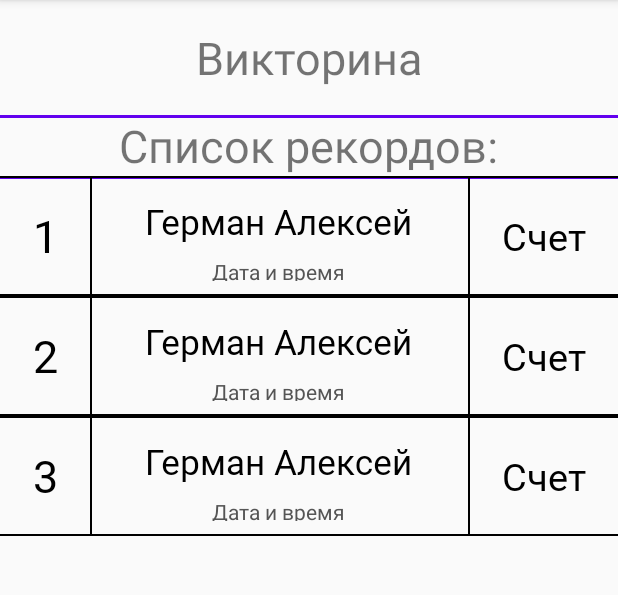
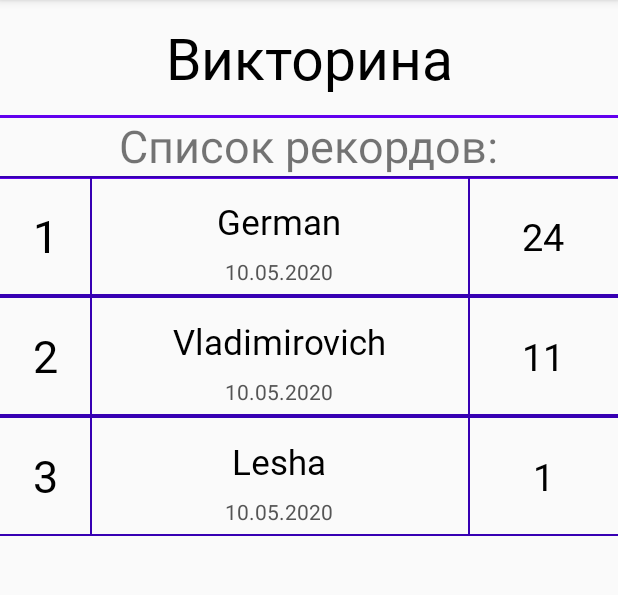
Before and after one commit to Parocq/QuizApp, an Android app: the screen it shows after launch (MainActivity), after a tap on "ТАБЛИЦА РЕКОРДОВ", on a phone screen of 412 x 824 dp, the part 84-679 px from its top. Run offline under Robolectric (Android 15) with nearby library versions, the phone set to English and light mode, and no system bars.

Commit message:
QuizTopFragment doesn't work.

```diff
--- a/app/src/main/java/com/bsuir/german/quizapp/DBHelper.java
+++ b/app/src/main/java/com/bsuir/german/quizapp/DBHelper.java
@@ -44,6 +44,17 @@
 
         daoQuestion.insertQuestion(new Question("hahaha?", 10, "hehe", "hoho", "ahaha", "heh", 3));
         daoQuestion.insertQuestion(new Question("O mae wa mo...", 10, "shindeiry", "nani?", "kavai", "arigato", 1));
+        daoQuestion.insertQuestion(new Question("hahaha?", 10, "hehe", "hoho", "ahaha", "heh", 3));
+        daoQuestion.insertQuestion(new Question("O mae wa mo...", 10, "shindeiry", "nani?", "kavai", "arigato", 1));
+        daoQuestion.insertQuestion(new Question("hahaha?", 10, "hehe", "hoho", "ahaha", "heh", 3));
+        daoQuestion.insertQuestion(new Question("O mae wa mo...", 10, "shindeiry", "nani?", "kavai", "arigato", 1));
+        daoQuestion.insertQuestion(new Question("hahaha?", 10, "hehe", "hoho", "ahaha", "heh", 3));
+        daoQuestion.insertQuestion(new Question("O mae wa mo...", 10, "shindeiry", "nani?", "kavai", "arigato", 1));
+        daoQuestion.insertQuestion(new Question("hahaha?", 10, "hehe", "hoho", "ahaha", "heh", 3));
+        daoQuestion.insertQuestion(new Question("O mae wa mo...", 10, "shindeiry", "nani?", "kavai", "arigato", 1));
+        daoQuestion.insertQuestion(new Question("hahaha?", 10, "hehe", "hoho", "ahaha", "heh", 3));
+        daoQuestion.insertQuestion(new Question("O mae wa mo...", 10, "shindeiry", "nani?", "kavai", "arigato", 1));
+
 
         daoRecord.insertRecord(db, "German", 24, "10.05.2020");
         daoRecord.insertRecord(db, "Lesha", 1, "10.05.2020");
--- /dev/null
+++ b/app/src/main/java/com/bsuir/german/quizapp/entity/Record.java
@@ -0,0 +1,37 @@
+package com.bsuir.german.quizapp.entity;
+
+public class Record {
+    private int score;
+    private String name;
+    private String date;
+
+    public Record(String name, int score, String date) {
+        this.name = name;
+        this.score = score;
+        this.date = date;
+    }
+
+    public int getScore() {
+        return score;
+    }
+
+    public void setScore(int score) {
+        this.score = score;
+    }
+
+    public String getName() {
+        return name;
+    }
+
+    public void setName(String name) {
+        this.name = name;
+    }
+
+    public String getDate() {
+        return date;
+    }
+
+    public void setDate(String date) {
+        this.date = date;
+    }
+}
--- a/app/src/main/java/com/bsuir/german/quizapp/fragment/QuizTopFragment.java
+++ b/app/src/main/java/com/bsuir/german/quizapp/fragment/QuizTopFragment.java
@@ -7,6 +7,7 @@
 import android.view.LayoutInflater;
 import android.view.View;
 import android.view.ViewGroup;
+import android.widget.Button;
 
 import com.bsuir.german.quizapp.R;
 
@@ -15,11 +16,24 @@
  */
 public class QuizTopFragment extends Fragment {
 
+    QuestionFragment questionFragment = new QuestionFragment();
+    Button button1,button2,button3,button4;
+
     @Override
     public View onCreateView(LayoutInflater inflater, ViewGroup container,
                              Bundle savedInstanceState) {
         // Inflate the layout for this fragment
         View v = inflater.inflate(R.layout.fragment_quiz_top, null);
+        questionFragment.initializeViews(v);
+        Button next = v.findViewById(R.id.goNext);
+
+        View.OnClickListener onNextButtonClick = new View.OnClickListener() {
+            @Override
+            public void onClick(View v) {
+                questionFragment.getNextQuestion();
+            }
+        };
+        next.setOnClickListener(onNextButtonClick);
 
         return v;
     }
--- a/app/src/main/res/layout/fragment_menu_banner.xml
+++ b/app/src/main/res/layout/fragment_menu_banner.xml
@@ -9,8 +9,11 @@
     <TextView
         android:layout_width="match_parent"
         android:layout_height="match_parent"
-        android:text="Викторина"
-        android:textSize="30sp"
-        android:gravity="center"/>
+        android:text="@string/Quiz"
+        android:textSize="38sp"
+        android:gravity="center"
+        android:fontFamily="@font/english_rose"
+        android:textColor="@color/colorBlack"
+        />
 
 </LinearLayout>
--- a/app/src/main/res/layout/records_item.xml
+++ b/app/src/main/res/layout/records_item.xml
@@ -9,7 +9,7 @@
         android:layout_width="match_parent"
         android:layout_height="1dp"
         app:layout_constraintTop_toTopOf="parent"
-        android:background="@color/colorBlack">
+        android:background="@color/colorPrimaryDark">
 
     </TextView>
 
@@ -30,7 +30,7 @@
         android:layout_width="1dp"
         android:layout_height="match_parent"
         app:layout_constraintStart_toEndOf="@id/textNumber"
-        android:background="@color/colorBlack">
+        android:background="@color/colorPrimaryDark">
     </LinearLayout>
 
     <LinearLayout
@@ -75,7 +75,7 @@
         android:layout_width="1dp"
         android:layout_height="match_parent"
         app:layout_constraintStart_toStartOf="@id/textScore"
-        android:background="@color/colorBlack">
+        android:background="@color/colorPrimaryDark">
     </LinearLayout>
 
     <TextView
@@ -96,7 +96,7 @@
         android:layout_width="match_parent"
         android:layout_height="1dp"
         app:layout_constraintBottom_toBottomOf="parent"
-        android:background="@color/colorBlack">
+        android:background="@color/colorPrimaryDark">
     </LinearLayout>
 
 
--- a/app/src/main/res/values/strings.xml
+++ b/app/src/main/res/values/strings.xml
@@ -9,4 +9,5 @@
     <string name="next">Следующий вопрос</string>
     <string name="lidersTable">Таблица лидеров</string>
     <string name="recordsList">Список рекордов:</string>
+    <string name="Quiz">Викторина</string>
 </resources>
```
Also changed, not shown: app/src/main/java/com/bsuir/german/quizapp/dao/DAOQuestion.java (+13 -1 lines), app/src/main/java/com/bsuir/german/quizapp/entity/User.java (deleted, +0 -29 lines), app/src/main/java/com/bsuir/german/quizapp/fragment/QuestionFragment.java (+92 -29 lines), app/src/main/res/layout/item.xml (deleted, +0 -34 lines).
